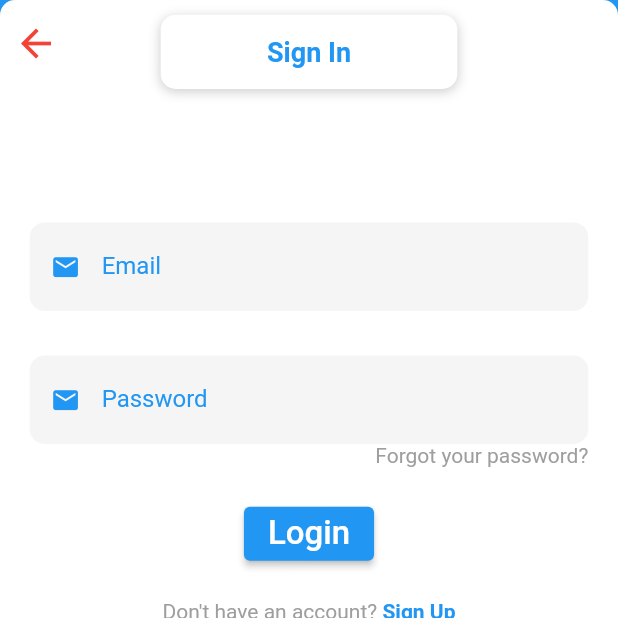
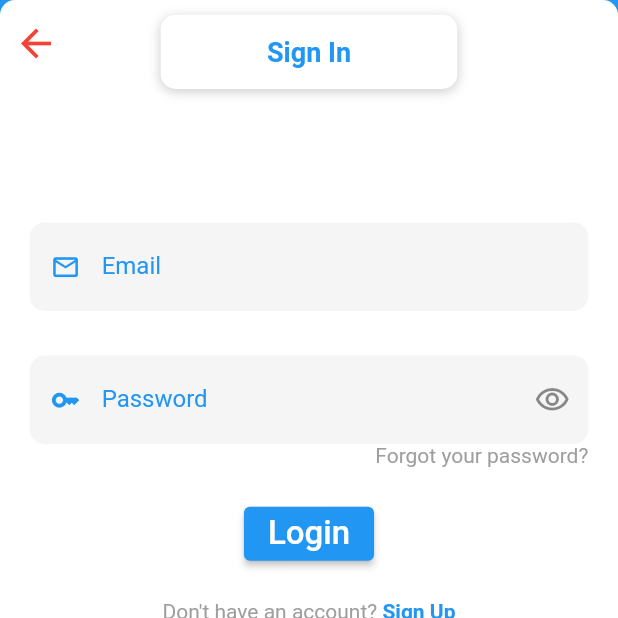
Before and after one commit to AbdulazizNassar/mafqud_project, a Flutter app: the screen it shows after launch, after a tap on "Continue with email", on a phone screen of 412 x 824 dp, the top half of it. Run offline on Flutter 3.47's test engine with Material 2 defaults, Android fonts, the phone set to English and light mode, and no system bars; our stand-ins replace animate_do, awesome_snackbar_content, bloc, cached_network_image, cloud_firestore, conditional_builder_null_safety and 18 more; missing offline and left inert: flutter_google_places, google_api_headers, google_maps_webservice, regexed_validator; accounts and stored records are empty; project files that could hold a hidden picture were left out.

Commit message:
ui changes

```diff
--- a/lib/screens/Authentication/sign_in.dart
+++ b/lib/screens/Authentication/sign_in.dart
@@ -17,6 +17,7 @@ class _SignInState extends State<SignIn> {
   final GlobalKey<FormState> _formState = GlobalKey<FormState>();
 
   var email, password;
+  var _passwordVisible = true;
 
   signInWithEmailAndPassword() async {
     var formData = _formState.currentState;
@@ -77,7 +78,10 @@ class _SignInState extends State<SignIn> {
                                 }
                                 return null;
                               },
-                              decoration: textFormFieldStyle('Email'),
+                              decoration: textFormFieldStyle(
+                                'Email',
+                                Icons.email_outlined,
+                              ),
                             ),
                             SizedBox(
                               height: SizeConfig.defaultSize * 3,
@@ -86,11 +90,26 @@ class _SignInState extends State<SignIn> {
                               onSaved: (val) {
                                 password = val!;
                               },
-                              decoration: textFormFieldStyle('Password'),
+                              decoration: textFormFieldStyle(
+                                'Password',
+                                Icons.key_outlined,
+                                IconButton(
+                                  icon: Icon(_passwordVisible
+                                      ? Icons.visibility_outlined
+                                      : Icons.visibility_off_outlined),
+                                  onPressed: () {
+                                    setState(
+                                      () {
+                                        _passwordVisible = !_passwordVisible;
+                                      },
+                                    );
+                                  },
+                                ),
+                              ),
                               validator: (val) => val!.isEmpty
                                   ? "password cannot be empty"
                                   : null,
-                              obscureText: true,
+                              obscureText: _passwordVisible,
                             ),
                             Align(
                               alignment: Alignment.centerRight,
@@ -102,7 +121,6 @@ class _SignInState extends State<SignIn> {
                                 onTap: () async {
                                   AuthStatus status = await AuthService()
                                       .resetPassword(email: email);
-                                  print(status.name);
                                   if (status.name == "unknown" ||
                                       status.name == "invalidEmail") {
                                     ScaffoldMessenger.of(context).showSnackBar(
--- a/lib/shared/constants.dart
+++ b/lib/shared/constants.dart
@@ -21,15 +21,17 @@ const textStyle = TextStyle(
   fontWeight: FontWeight.bold,
   fontSize: 25.0,
 );
-InputDecoration textFormFieldStyle(String LabelText) {
+InputDecoration textFormFieldStyle(String LabelText, IconData? icon,
+    [IconButton? iconButton]) {
   return InputDecoration(
     labelText: LabelText,
     labelStyle: const TextStyle(color: primaryColor),
     prefixIcon: Icon(
-      Icons.mail,
+      icon,
       size: SizeConfig.defaultSize * 2,
       color: primaryColor,
     ),
+    suffixIcon: iconButton,
     filled: true,
     enabledBorder: UnderlineInputBorder(
       borderRadius: BorderRadius.circular(10),
```
